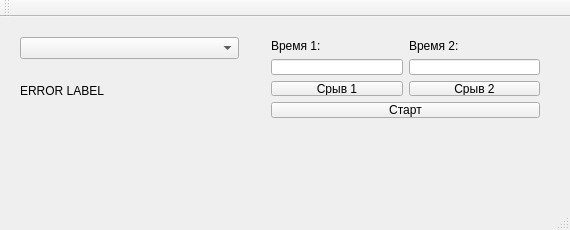
Old version of the form Chronometer/MainWindow.ui in the repository Lezh1k/ClimbingChronometer.
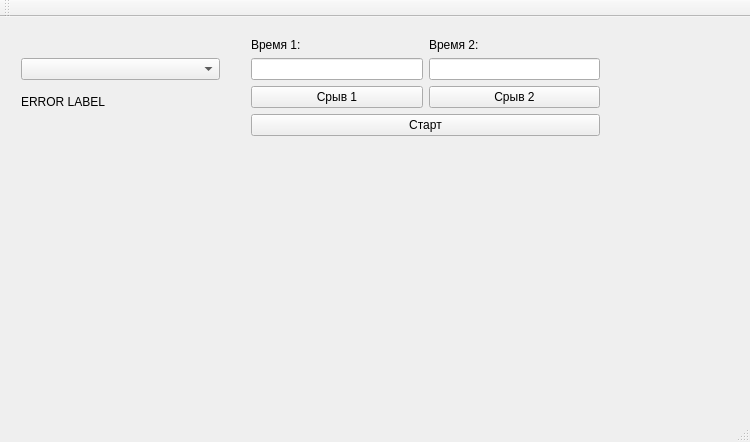
New version of the form.

Diff of the .ui file:
```diff
--- a/Chronometer/MainWindow.ui
+++ b/Chronometer/MainWindow.ui
@@ -6,24 +6,24 @@
    <rect>
     <x>0</x>
     <y>0</y>
-    <width>570</width>
-    <height>230</height>
+    <width>750</width>
+    <height>442</height>
    </rect>
   </property>
   <property name="windowTitle">
    <string>MainWindow</string>
   </property>
   <widget class="QWidget" name="centralWidget">
-   <widget class="QWidget" name="layoutWidget">
+   <widget class="QWidget" name="">
     <property name="geometry">
      <rect>
-      <x>9</x>
-      <y>9</y>
-      <width>241</width>
-      <height>101</height>
+      <x>10</x>
+      <y>30</y>
+      <width>221</width>
+      <height>81</height>
      </rect>
     </property>
-    <layout class="QGridLayout" name="gridLayout">
+    <layout class="QGridLayout" name="gl_serial_port">
      <item row="0" column="0">
       <widget class="QComboBox" name="cb_serial_ports"/>
      </item>
@@ -39,23 +39,16 @@
      </item>
     </layout>
    </widget>
-   <widget class="QWidget" name="layoutWidget">
+   <widget class="QWidget" name="">
     <property name="geometry">
      <rect>
-      <x>260</x>
-      <y>11</y>
-      <width>291</width>
-      <height>101</height>
+      <x>240</x>
+      <y>10</y>
+      <width>371</width>
+      <height>121</height>
      </rect>
     </property>
-    <layout class="QGridLayout" name="gridLayout_2">
-     <item row="3" column="0" colspan="2">
-      <widget class="QPushButton" name="btn_start_stop">
-       <property name="text">
-        <string>Старт</string>
-       </property>
-      </widget>
-     </item>
+    <layout class="QGridLayout" name="gl_chronometer">
      <item row="0" column="0">
       <widget class="QLabel" name="lbl_time1">
        <property name="sizePolicy">
@@ -82,6 +75,16 @@
        </property>
       </widget>
      </item>
+     <item row="1" column="0">
+      <widget class="QLineEdit" name="le_time1">
+       <property name="alignment">
+        <set>Qt::AlignCenter</set>
+       </property>
+       <property name="readOnly">
+        <bool>true</bool>
+       </property>
+      </widget>
+     </item>
      <item row="1" column="1">
       <widget class="QLineEdit" name="le_time2">
        <property name="alignment">
@@ -92,16 +95,6 @@
        </property>
       </widget>
      </item>
-     <item row="1" column="0">
-      <widget class="QLineEdit" name="le_time1">
-       <property name="alignment">
-        <set>Qt::AlignCenter</set>
-       </property>
-       <property name="readOnly">
-        <bool>true</bool>
-       </property>
-      </widget>
-     </item>
      <item row="2" column="0">
       <widget class="QPushButton" name="btn_fall1">
        <property name="text">
@@ -116,6 +109,13 @@
        </property>
       </widget>
      </item>
+     <item row="3" column="0" colspan="2">
+      <widget class="QPushButton" name="btn_start_stop">
+       <property name="text">
+        <string>Старт</string>
+       </property>
+      </widget>
+     </item>
     </layout>
    </widget>
   </widget>
```
Left out of the diff: 4 changed lines with no effect on the pictures.
